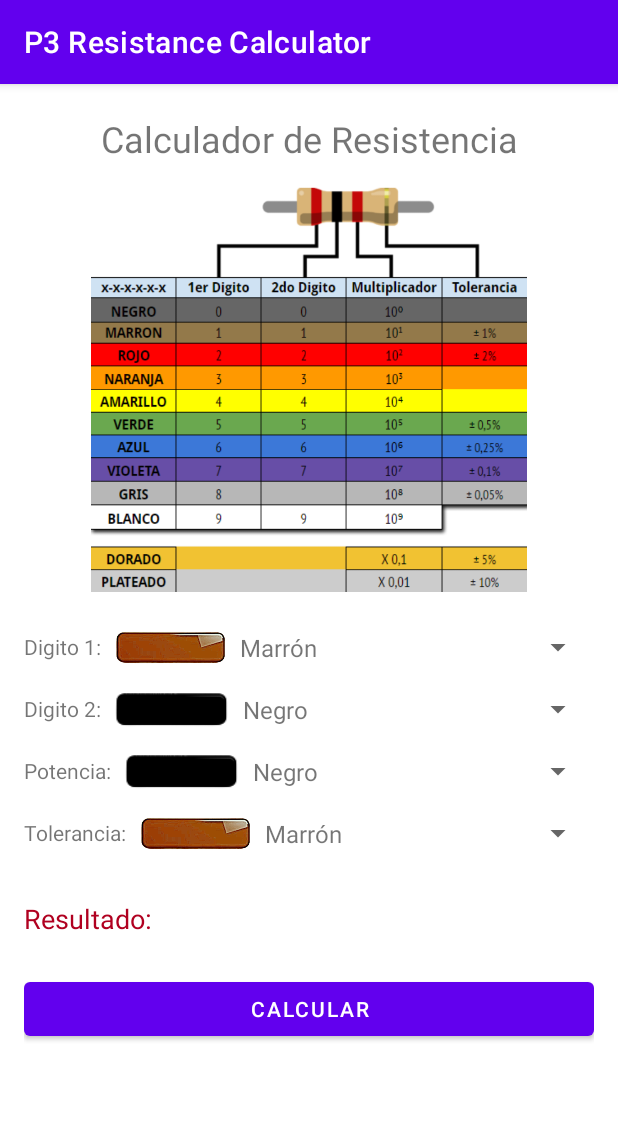
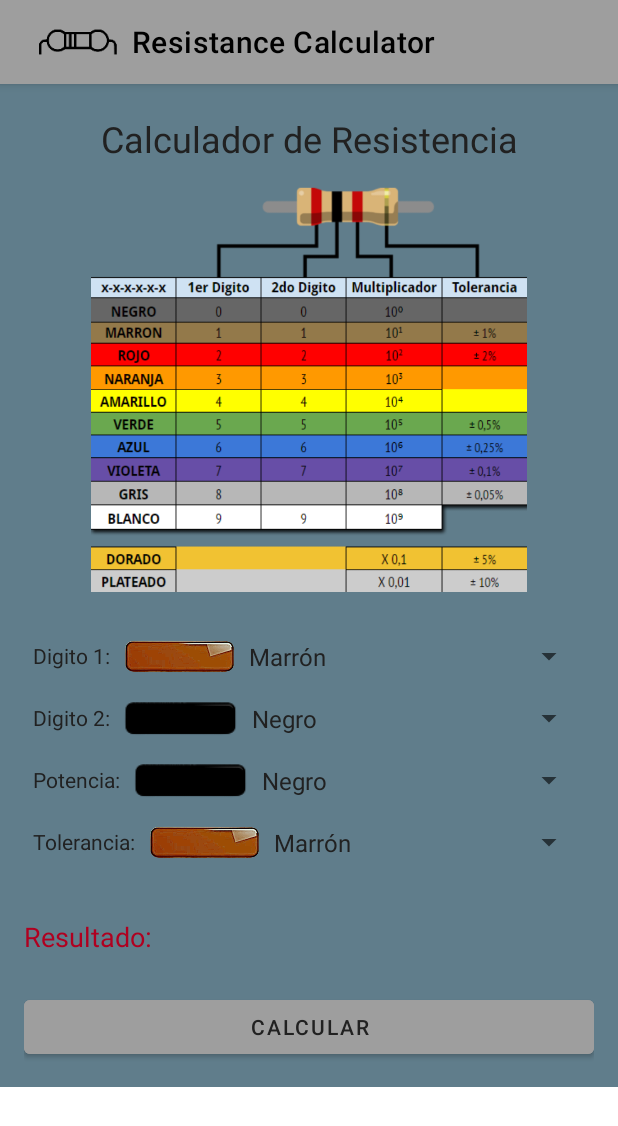
Before and after one commit to jeferson-gallo/ResistanceCalculator, an Android app: the screen it shows after launch (MainActivity), on a phone screen of 412 x 824 dp. Shown: the top 1126 px of the screen. Run offline under Robolectric (Android 15) with nearby library versions, the phone set to English and light mode, and no system bars.

Commit message:
customized app colors

```diff
--- a/app/src/main/java/com/eljeff/p3resistancecalculator/ColorDigits.kt
+++ b/app/src/main/java/com/eljeff/p3resistancecalculator/ColorDigits.kt
@@ -1,6 +1,19 @@
 package com.eljeff.p3resistancecalculator
 
 data class ColorDigits(val image: Int, val name: String)
+
+private const val brown = "Marrón"
+private const val black = "Negro"
+private const val red = "Rojo"
+private const val orange = "Naranja"
+private const val yellow = "Amarillo"
+private const val green = "Verde"
+private const val blue = "Azúl"
+private const val purple = "Violeta"
+private const val gray = "Gris"
+private const val white = "Blanco"
+private const val gold = "Dorado"
+private const val silver = "Plateado"
 
 object ColorsData{
 
@@ -18,15 +31,15 @@ object ColorsData{
     )
 
     private val namesDig1 = arrayOf(
-        "Marrón",
-        "Rojo",
-        "Naranja",
-        "Amarillo",
-        "Verde",
-        "Azúl",
-        "Violeta",
-        "Gris",
-        "Blanco"
+        brown,
+        red,
+        orange,
+        yellow,
+        green,
+        blue,
+        purple,
+        gray,
+        white
     )
     val valuesDig1 = arrayOf(
         "1",
@@ -72,16 +85,16 @@ object ColorsData{
     )
 
     private val namesDig2 = arrayOf(
-        "Negro",
-        "Marrón",
-        "Rojo",
-        "Naranja",
-        "Amarillo",
-        "Verde",
-        "Azúl",
-        "Violeta",
-        "Gris",
-        "Blanco"
+        black,
+        brown,
+        red,
+        orange,
+        yellow,
+        green,
+        blue,
+        purple,
+        gray,
+        white
     )
     val valuesDig2 = arrayOf(
         "0",
@@ -130,18 +143,18 @@ object ColorsData{
     )
 
     private val namesPot = arrayOf(
-        "Negro",
-        "Marrón",
-        "Rojo",
-        "Naranja",
-        "Amarillo",
-        "Verde",
-        "Azúl",
-        "Violeta",
-        "Gris",
-        "Blanco",
-        "Dorado",
-        "Plateado"
+        black,
+        brown,
+        red,
+        orange,
+        yellow,
+        green,
+        blue,
+        purple,
+        gray,
+        white,
+        gold,
+        silver
     )
     val valuesPot = arrayOf(
         " ohm",
@@ -202,14 +215,14 @@ object ColorsData{
     )
 
     private val namesTol = arrayOf(
-        "Marrón",
-        "Rojo",
-        "Verde",
-        "Azúl",
-        "Violeta",
-        "Gris",
-        "Dorado",
-        "Plateado"
+        brown,
+        red,
+        green,
+        blue,
+        purple,
+        gray,
+        gold,
+        silver
     )
     val valuesTol = arrayOf(
         " (+-) 1 %",
--- a/app/src/main/java/com/eljeff/p3resistancecalculator/MainActivity.kt
+++ b/app/src/main/java/com/eljeff/p3resistancecalculator/MainActivity.kt
@@ -1,12 +1,13 @@
 package com.eljeff.p3resistancecalculator
 
 import android.os.Bundle
-import android.util.Log
+import android.text.Html
 import androidx.appcompat.app.AppCompatActivity
 import com.eljeff.p3resistancecalculator.databinding.ActivityMainBinding
 
 private const val SPACE = " "
 
+@Suppress("DEPRECATION")
 class MainActivity : AppCompatActivity() {
 
     // Variable para declarar el ViewBinding
@@ -18,15 +19,18 @@ class MainActivity : AppCompatActivity() {
         setContentView(mainBinding.root)
 
         //Poner el icono en el action var
-        //supportActionBar!!.setDisplayShowHomeEnabled(true)
+        supportActionBar!!.setDisplayShowHomeEnabled(true)
+        supportActionBar!!.setIcon(R.mipmap.ic_launcher)
+        supportActionBar!!.title = Html.fromHtml("<font color=\"black\">" + getString(R.string.app_name) + "</font>")
 
+        //actionBar!!.setTitle(ColorDrawable(Color.parseColor(getResources().getColor(R.color.primary_text))))
 
         setupCustomSpinner() //Pendiente no se hacer
 
         mainBinding.bttCalculate.setOnClickListener {
 
             //************ Crear objeto para extraerle los atributos
-            val colorDataObject =   ColorsData //Make object
+            val colorDataObject = ColorsData //Make object
 
             // *********** Capturar posiciones de los spinner
             val posDigit1: Int = mainBinding.spDigit1.selectedItemPosition
@@ -39,13 +43,13 @@ class MainActivity : AppCompatActivity() {
             val digit2 = colorDataObject.valuesDig2[posDigit2]
             val pot = colorDataObject.valuesPot[posPot]
             val dotBool = colorDataObject.valuesDot[posPot]
-            val dot = if(dotBool) "." else ""
+            val dot = if (dotBool) "." else ""
             val init = if (posPot == 11) "0." else ""
             val tol = colorDataObject.valuesTol[posTol]
 
             // Build result
             val result = init + digit1 + dot + digit2 + pot + tol
-            val showResult : String = getString(R.string.result) + SPACE + result
+            val showResult: String = getString(R.string.result) + SPACE + result
             mainBinding.txvwResult.text = showResult
 
 
--- a/app/src/main/res/layout/activity_main.xml
+++ b/app/src/main/res/layout/activity_main.xml
@@ -9,6 +9,7 @@
     <androidx.constraintlayout.widget.ConstraintLayout
         android:layout_width="match_parent"
         android:layout_height="wrap_content"
+        android:background="@color/primary"
         android:padding="16dp"
         android:visibility="visible"
         tools:context=".MainActivity">
@@ -31,6 +32,7 @@
             android:layout_marginTop="4dp"
             android:text="@string/title_main"
             android:textAlignment="center"
+            android:textColor="@color/primary_text"
             android:textSize="24sp"
             app:layout_constraintEnd_toEndOf="parent"
             app:layout_constraintHorizontal_bias="0.496"
@@ -42,8 +44,10 @@
             android:layout_width="0dp"
             android:layout_height="wrap_content"
             android:layout_marginTop="16dp"
+            android:background="@color/primary"
             android:baselineAligned="false"
             android:orientation="vertical"
+            android:padding="6dp"
             app:layout_constraintEnd_toEndOf="parent"
             app:layout_constraintStart_toStartOf="parent"
             app:layout_constraintTop_toBottomOf="@+id/imgvw_reistor_table">
@@ -57,7 +61,8 @@
                     android:layout_width="wrap_content"
                     android:layout_height="wrap_content"
                     android:layout_gravity="center"
-                    android:text="@string/digit_1" />
+                    android:text="@string/digit_1"
+                    android:textColor="@color/primary_text" />
 
                 <Spinner
                     android:id="@+id/sp_digit_1"
@@ -76,7 +81,8 @@
                     android:layout_width="wrap_content"
                     android:layout_height="wrap_content"
                     android:layout_gravity="center"
-                    android:text="@string/digit_2" />
+                    android:text="@string/digit_2"
+                    android:textColor="@color/primary_text" />
 
                 <Spinner
                     android:id="@+id/sp_digit_2"
@@ -94,7 +100,8 @@
                     android:layout_width="wrap_content"
                     android:layout_height="wrap_content"
                     android:layout_gravity="center"
-                    android:text="@string/pot" />
+                    android:text="@string/pot"
+                    android:textColor="@color/primary_text" />
 
                 <Spinner
                     android:id="@+id/sp_mult"
@@ -113,12 +120,13 @@
                     android:layout_width="wrap_content"
                     android:layout_height="wrap_content"
                     android:layout_gravity="center"
-                    android:text="@string/tol" />
+                    android:text="@string/tol"
+                    android:textColor="@color/primary_text" />
 
                 <Spinner
                     android:id="@+id/sp_tol"
                     android:layout_width="match_parent"
-                    android:layout_height="wrap_content"/>
+                    android:layout_height="wrap_content" />
 
             </LinearLayout>
 
@@ -142,7 +150,9 @@
             android:layout_width="0dp"
             android:layout_height="wrap_content"
             android:layout_marginTop="24dp"
+            android:backgroundTint="@color/ic_launcher_background"
             android:text="@string/calculate"
+            android:textColor="@color/primary_text"
             app:layout_constraintBottom_toBottomOf="parent"
             app:layout_constraintEnd_toEndOf="parent"
             app:layout_constraintHorizontal_bias="0.968"
--- a/app/src/main/res/layout/spinner_digits.xml
+++ b/app/src/main/res/layout/spinner_digits.xml
@@ -1,9 +1,9 @@
 <?xml version="1.0" encoding="utf-8"?>
-<androidx.constraintlayout.widget.ConstraintLayout
-    xmlns:android="http://schemas.android.com/apk/res/android"
+<androidx.constraintlayout.widget.ConstraintLayout xmlns:android="http://schemas.android.com/apk/res/android"
     xmlns:app="http://schemas.android.com/apk/res-auto"
     android:layout_width="match_parent"
-    android:layout_height="wrap_content">
+    android:layout_height="wrap_content"
+    android:background="@color/primary">
 
     <ImageView
         android:id="@+id/imgvw_color"
@@ -27,7 +27,9 @@
         android:layout_marginTop="8dp"
         android:layout_marginEnd="8dp"
         android:layout_marginBottom="8dp"
+        android:background="@color/primary"
         android:text="@string/gold"
+        android:textColor="@color/primary_text"
         android:textSize="16sp"
         app:layout_constraintBottom_toBottomOf="parent"
         app:layout_constraintEnd_toEndOf="parent"
--- a/app/src/main/res/values/colors.xml
+++ b/app/src/main/res/values/colors.xml
@@ -7,4 +7,13 @@
     <color name="teal_700">#FF018786</color>
     <color name="black">#FF000000</color>
     <color name="white">#FFFFFFFF</color>
+
+    <color name="primary">#607D8B</color>
+    <color name="primary_dark">#455A64</color>
+    <color name="primary_light">#CFD8DC</color>
+    <color name="accent">#536DFE</color>
+    <color name="primary_text">#212121</color>
+    <color name="secondary_text">#757575</color>
+    <color name="icons">#FFFFFF</color>
+    <color name="divider">#BDBDBD</color>
 </resources>
--- a/app/src/main/res/values/strings.xml
+++ b/app/src/main/res/values/strings.xml
@@ -1,5 +1,5 @@
 <resources>
-    <string name="app_name">P3 Resistance Calculator</string>
+    <string name="app_name">Resistance Calculator</string>
     <string name="title_main">Calculador de Resistencia</string>
     <string name="result">"Resultado: </string>
     <string name="calculate">Calcular</string>
--- a/app/src/main/res/values/themes.xml
+++ b/app/src/main/res/values/themes.xml
@@ -2,9 +2,9 @@
     <!-- Base application theme. -->
     <style name="Theme.P3ResistanceCalculator" parent="Theme.MaterialComponents.DayNight.DarkActionBar">
         <!-- Primary brand color. -->
-        <item name="colorPrimary">@color/purple_500</item>
-        <item name="colorPrimaryVariant">@color/purple_700</item>
-        <item name="colorOnPrimary">@color/white</item>
+        <item name="colorPrimary">@color/ic_launcher_background</item>
+        <item name="colorPrimaryVariant">@color/primary_dark</item>
+        <item name="colorOnPrimary">@color/primary_text</item>
         <!-- Secondary brand color. -->
         <item name="colorSecondary">@color/teal_200</item>
         <item name="colorSecondaryVariant">@color/teal_700</item>
@@ -12,5 +12,11 @@
         <!-- Status bar color. -->
         <item name="android:statusBarColor" tools:targetApi="l">?attr/colorPrimaryVariant</item>
         <!-- Customize your theme here. -->
+
+
+    </style>
+    <!-- Modificar color del texto en el action bar -->
+    <style name="TextAppearance.AppCompat.Widget.ActionBar.Title" parent="@android:style/TextAppearance">
+        <item name="android:textColor">@color/primary_text</item>
     </style>
 </resources>
```
